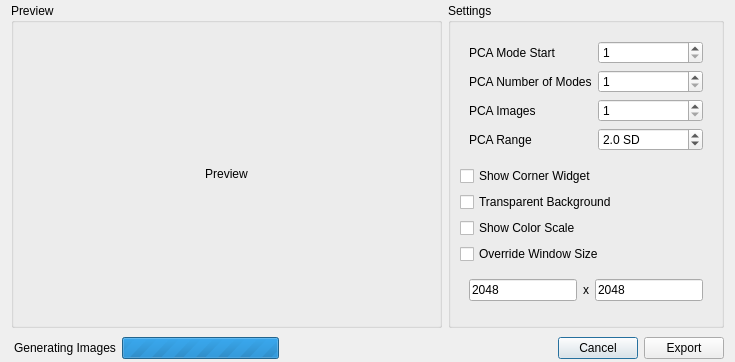
The window that Studio/src/Interface/ExportImageDialog.ui (SCIInstitute/ShapeWorks) describes before a commit, drawn with Qt 5.
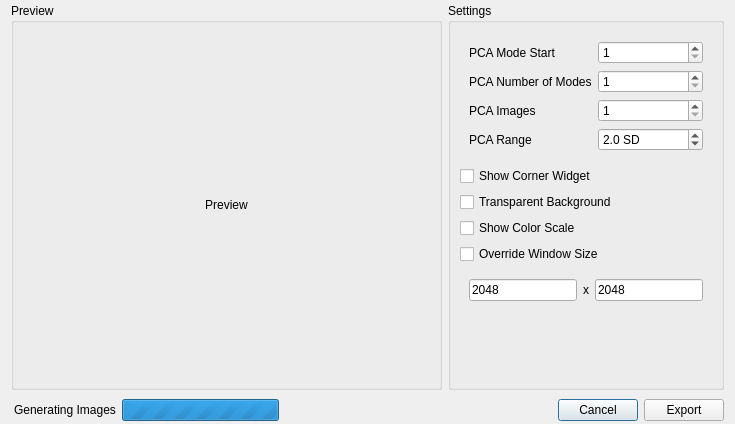
The same window after the commit. Custom widgets are drawn as their Qt base class.

```diff
--- a/Studio/src/Interface/ExportImageDialog.ui
+++ b/Studio/src/Interface/ExportImageDialog.ui
@@ -7,7 +7,7 @@
     <x>0</x>
     <y>0</y>
     <width>735</width>
-    <height>362</height>
+    <height>424</height>
    </rect>
   </property>
   <property name="sizePolicy">
```
Left out of the diff: 4 changed lines with no effect on the pictures.
